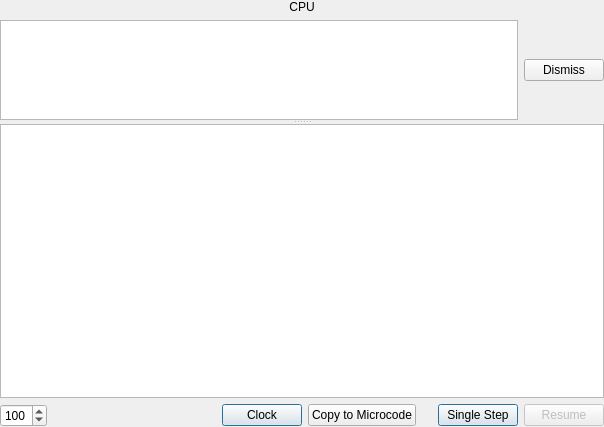
Above: cpupane.ui from StanWarford/pep8cpu before the change. Below: the same form after it.
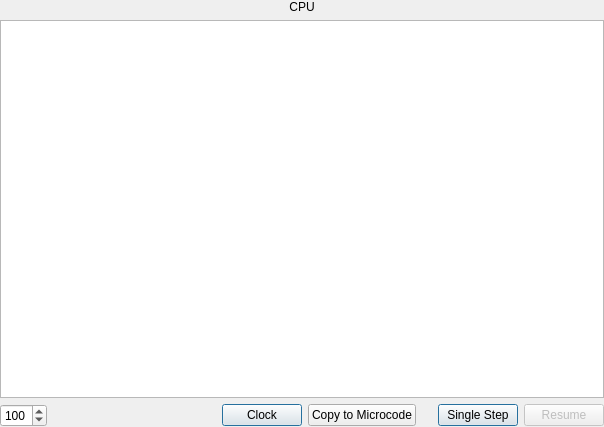
That is the form after the change.

Commit message: Removed experimental warning in cpu pane.

What changed in the file:
```diff
--- a/cpupane.ui
+++ b/cpupane.ui
@@ -104,39 +104,7 @@
     </widget>
    </item>
    <item>
-    <widget class="QSplitter" name="cpuErrorSplitter">
-     <property name="orientation">
-      <enum>Qt::Vertical</enum>
-     </property>
-     <widget class="QWidget" name="">
-      <layout class="QHBoxLayout" name="horizontalLayout_2">
-       <property name="sizeConstraint">
-        <enum>QLayout::SetMaximumSize</enum>
-       </property>
-       <item>
-        <widget class="QTextEdit" name="errorTextEdit">
-         <property name="maximumSize">
-          <size>
-           <width>16777215</width>
-           <height>100</height>
-          </size>
-         </property>
-         <property name="readOnly">
-          <bool>true</bool>
-         </property>
-        </widget>
-       </item>
-       <item>
-        <widget class="QPushButton" name="dismissPushButton">
-         <property name="text">
-          <string>Dismiss</string>
-         </property>
-        </widget>
-       </item>
-      </layout>
-     </widget>
-     <widget class="QGraphicsView" name="graphicsView"/>
-    </widget>
+    <widget class="QGraphicsView" name="graphicsView"/>
    </item>
    <item>
     <layout class="QHBoxLayout" name="horizontalLayout">
```
The commit also changes 2 other files.
